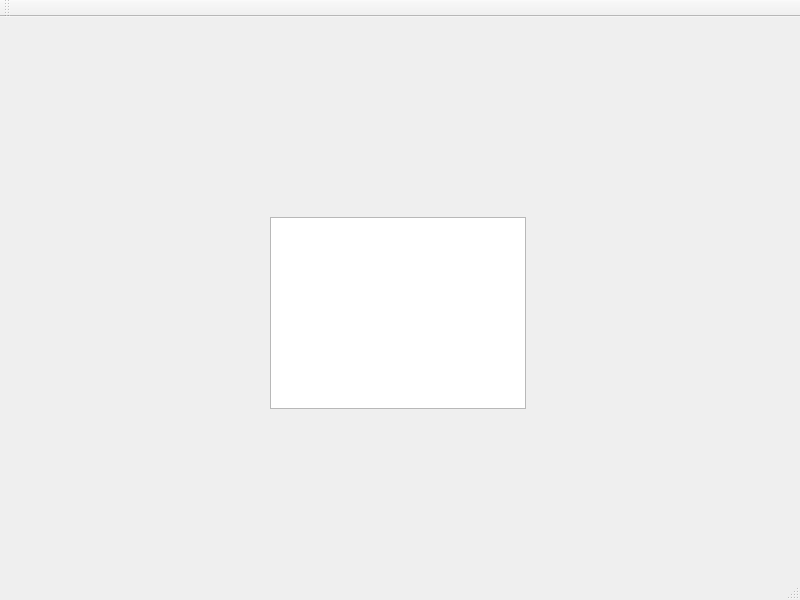
Qt form mainwindow.ui (kandersonko/qt_pong_game) before a commit.
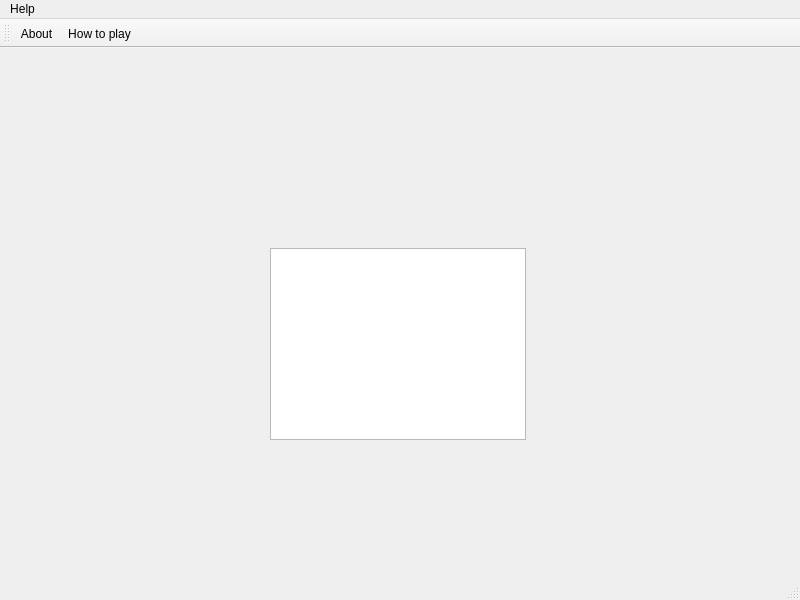
The same form after that commit.

```diff
--- a/mainwindow.ui
+++ b/mainwindow.ui
@@ -34,6 +34,12 @@
      <height>25</height>
     </rect>
    </property>
+   <widget class="QMenu" name="menuHelp">
+    <property name="title">
+     <string>Help</string>
+    </property>
+   </widget>
+   <addaction name="menuHelp"/>
   </widget>
   <widget class="QToolBar" name="mainToolBar">
    <attribute name="toolBarArea">
@@ -42,8 +48,20 @@
    <attribute name="toolBarBreak">
     <bool>false</bool>
    </attribute>
+   <addaction name="actionAbout"/>
+   <addaction name="actionHow_to_play"/>
   </widget>
   <widget class="QStatusBar" name="statusBar"/>
+  <action name="actionAbout">
+   <property name="text">
+    <string>About</string>
+   </property>
+  </action>
+  <action name="actionHow_to_play">
+   <property name="text">
+    <string>How to play</string>
+   </property>
+  </action>
  </widget>
  <layoutdefault spacing="6" margin="11"/>
  <resources/>
```
